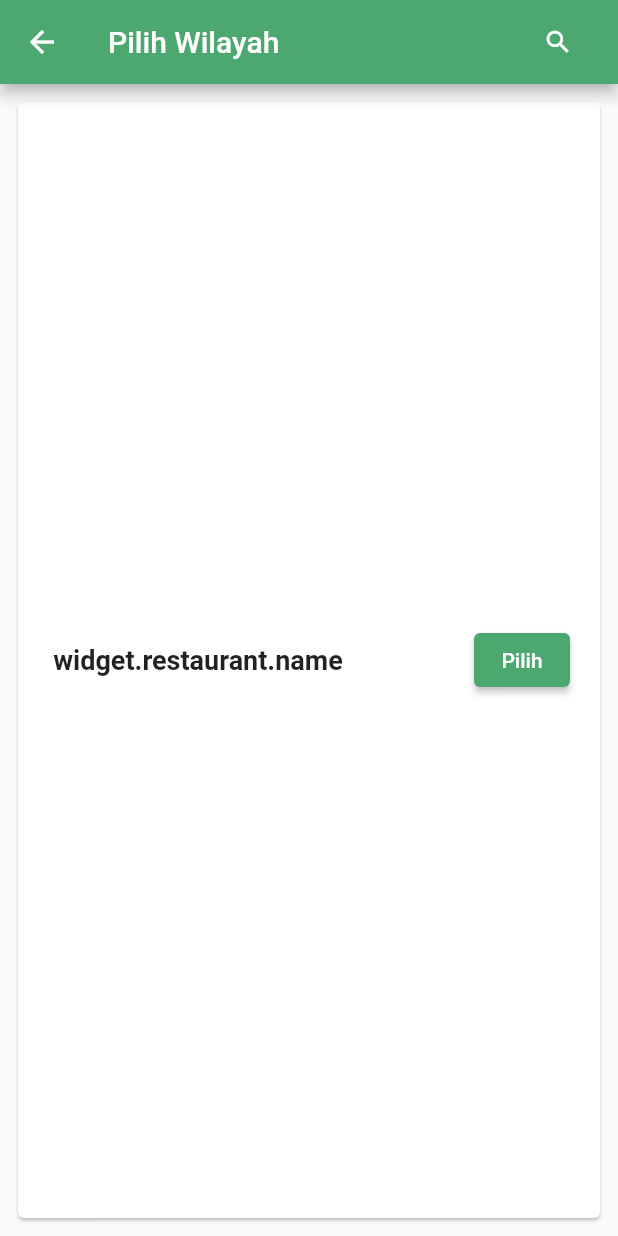
After one commit to Morfz/hijrah_journey, a Flutter app: the WaktuSholatView screen opened by its route, after a tap on the "location on" icon, on a phone screen of 412 x 824 dp. The commit adds this screen. Run offline on Flutter 3.47's test engine with Material 2 defaults, Android fonts, the phone set to English and light mode, and no system bars; network calls fail.

Commit message:
add wilayah view for waktusholat

```diff
--- a/core/lib/presentation/pages/home_page.dart
+++ b/core/lib/presentation/pages/home_page.dart
@@ -39,7 +39,7 @@ class HijrahHomePage extends StatelessWidget {
               IconButton(
                 icon: const Icon(
                   Icons.person,
-                  size: 40.0,
+                  size: 20.0,
                   color: Colors.white,
                 ),
                 onPressed: () {
--- a/lib/main.dart
+++ b/lib/main.dart
@@ -1,5 +1,6 @@
 import 'package:flutter/material.dart';
 import 'package:core/presentation/pages/home_page.dart';
+import 'package:hijrah_journey/views/wilayah_sholat.dart';
 
 import 'views/waktu_sholat.dart';
 
@@ -23,6 +24,7 @@ class MyApp extends StatelessWidget {
 
         //page waktu sholat
         '/waktu-sholat': (context) => const WaktuSholatView(),
+        '/wilayah-sholat' : (context) => const WilayahSholatView()
       },
     );
   }
--- a/lib/views/waktu_sholat.dart
+++ b/lib/views/waktu_sholat.dart
@@ -17,8 +17,33 @@ class WaktuSholatView extends StatelessWidget {
             backgroundColor: Theme.of(context).primaryColor,
             title: Row(
               mainAxisAlignment: MainAxisAlignment.spaceBetween,
-              children: const <Widget>[
-                Text('Waktu Sholat'),
+              children: <Widget>[
+                const Text('Waktu Sholat'),
+                Row(
+                  mainAxisAlignment: MainAxisAlignment.spaceEvenly,
+                  children: <Widget>[
+                    IconButton(
+                      icon: const Icon(
+                        Icons.location_on,
+                        size: 20.0,
+                        color: Colors.white,
+                      ),
+                      onPressed: () {
+                        Navigator.pushNamed(context, '/wilayah-sholat');
+                      },
+                    ),
+                    IconButton(
+                      icon: const Icon(
+                        Icons.settings,
+                        size: 20.0,
+                        color: Colors.white,
+                      ),
+                      onPressed: () {
+                        Navigator.pushNamed(context, '/settings');
+                      },
+                    ),
+                  ],
+                ),
               ],
             ),
           ),
--- /dev/null
+++ b/lib/views/wilayah_sholat.dart
@@ -0,0 +1,69 @@
+import 'package:flutter/material.dart';
+
+class WilayahSholatView extends StatelessWidget {
+  const WilayahSholatView({super.key});
+
+  @override
+  Widget build(BuildContext context) {
+    return Scaffold(
+      appBar: AppBar(
+        backgroundColor: Theme.of(context).primaryColor,
+        title: Row(
+          mainAxisAlignment: MainAxisAlignment.spaceBetween,
+          children: <Widget>[
+            const Text('Pilih Wilayah'),
+            IconButton(
+              icon: const Icon(
+                Icons.search,
+                size: 20.0,
+                color: Colors.white,
+              ),
+              onPressed: () {
+                Navigator.pushNamed(context, '/search_resto');
+              },
+            ),
+          ],
+        ),
+      ),
+      body: Padding(
+        padding: const EdgeInsets.all(8.0),
+        child: Card(
+          child: Padding(
+            padding: const EdgeInsets.all(20.0),
+            child: Row(
+              crossAxisAlignment: CrossAxisAlignment.start,
+              mainAxisAlignment: MainAxisAlignment.spaceBetween,
+              children: <Widget>[
+                const Padding(
+                  padding: EdgeInsets.fromLTRB(0, 10, 0, 10),
+                  child: SizedBox(
+                    width: 200,
+                    child: Center(
+                      child: Text(
+                        'widget.restaurant.name',
+                        overflow: TextOverflow.ellipsis,
+                        style: TextStyle(
+                          fontWeight: FontWeight.w700,
+                          fontSize: 18.0,
+                        ),
+                      ),
+                    ),
+                  ),
+                ),
+                Center(
+                  child: ElevatedButton(
+                    style: ButtonStyle(
+                        backgroundColor: MaterialStatePropertyAll(
+                            Theme.of(context).primaryColor)),
+                    onPressed: () {},
+                    child: const Text('Pilih'),
+                  ),
+                ),
+              ],
+            ),
+          ),
+        ),
+      ),
+    );
+  }
+}
```
